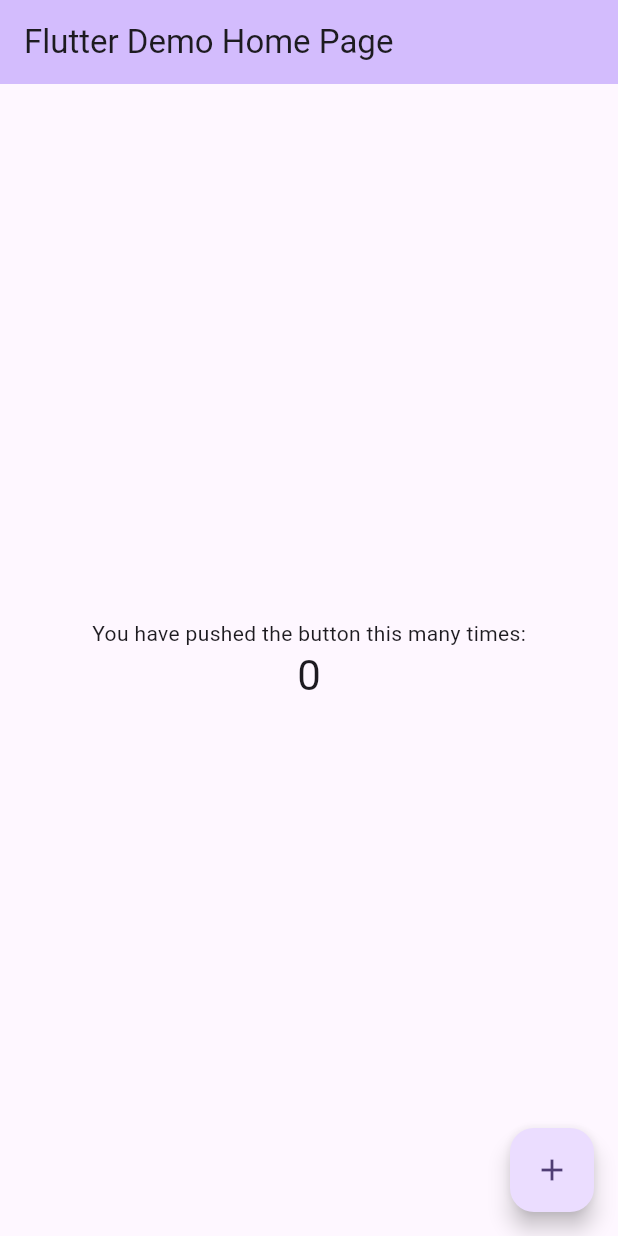
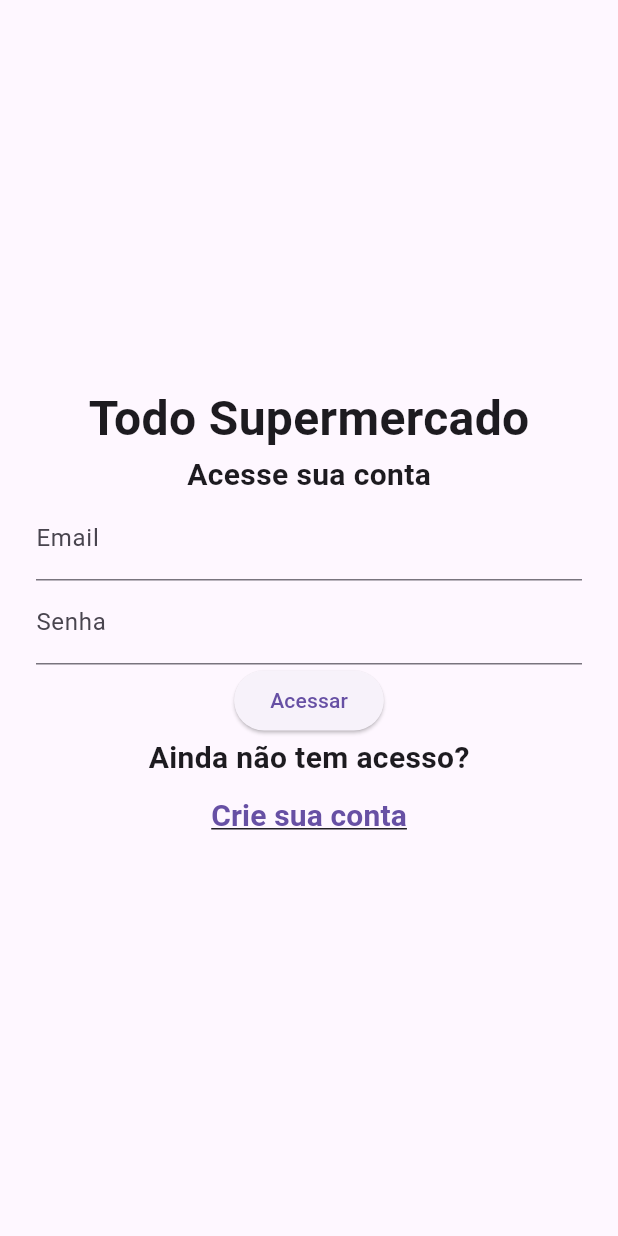
Before and after one commit to fasandrad/todo, a Flutter app: the screen it shows after launch, on a phone screen of 412 x 824 dp. Run offline on Flutter 3.47's test engine with Material 3 defaults, Android fonts, the phone set to English and light mode, and no system bars.

Commit message:
UI login_screen.dart

```diff
--- a/lib/main.dart
+++ b/lib/main.dart
@@ -1,125 +1,9 @@
 import 'package:flutter/material.dart';
+import 'package:todo/screens/login_screen.dart';
 
 void main() {
-  runApp(const MyApp());
+  runApp(MaterialApp(
+    debugShowCheckedModeBanner: false,
+    home: LoginScreen(),
+  ));
 }
-
-class MyApp extends StatelessWidget {
-  const MyApp({super.key});
-
-  // This widget is the root of your application.
-  @override
-  Widget build(BuildContext context) {
-    return MaterialApp(
-      title: 'Flutter Demo',
-      theme: ThemeData(
-        // This is the theme of your application.
-        //
-        // TRY THIS: Try running your application with "flutter run". You'll see
-        // the application has a purple toolbar. Then, without quitting the app,
-        // try changing the seedColor in the colorScheme below to Colors.green
-        // and then invoke "hot reload" (save your changes or press the "hot
-        // reload" button in a Flutter-supported IDE, or press "r" if you used
-        // the command line to start the app).
-        //
-        // Notice that the counter didn't reset back to zero; the application
-        // state is not lost during the reload. To reset the state, use hot
-        // restart instead.
-        //
-        // This works for code too, not just values: Most code changes can be
-        // tested with just a hot reload.
-        colorScheme: ColorScheme.fromSeed(seedColor: Colors.deepPurple),
-        useMaterial3: true,
-      ),
-      home: const MyHomePage(title: 'Flutter Demo Home Page'),
-    );
-  }
-}
-
-class MyHomePage extends StatefulWidget {
-  const MyHomePage({super.key, required this.title});
-
-  // This widget is the home page of your application. It is stateful, meaning
-  // that it has a State object (defined below) that contains fields that affect
-  // how it looks.
-
-  // This class is the configuration for the state. It holds the values (in this
-  // case the title) provided by the parent (in this case the App widget) and
-  // used by the build method of the State. Fields in a Widget subclass are
-  // always marked "final".
-
-  final String title;
-
-  @override
-  State<MyHomePage> createState() => _MyHomePageState();
-}
-
-class _MyHomePageState extends State<MyHomePage> {
-  int _counter = 0;
-
-  void _incrementCounter() {
-    setState(() {
-      // This call to setState tells the Flutter framework that something has
-      // changed in this State, which causes it to rerun the build method below
-      // so that the display can reflect the updated values. If we changed
-      // _counter without calling setState(), then the build method would not be
-      // called again, and so nothing would appear to happen.
-      _counter++;
-    });
-  }
-
-  @override
-  Widget build(BuildContext context) {
-    // This method is rerun every time setState is called, for instance as done
-    // by the _incrementCounter method above.
-    //
-    // The Flutter framework has been optimized to make rerunning build methods
-    // fast, so that you can just rebuild anything that needs updating rather
-    // than having to individually change instances of widgets.
-    return Scaffold(
-      appBar: AppBar(
-        // TRY THIS: Try changing the color here to a specific color (to
-        // Colors.amber, perhaps?) and trigger a hot reload to see the AppBar
-        // change color while the other colors stay the same.
-        backgroundColor: Theme.of(context).colorScheme.inversePrimary,
-        // Here we take the value from the MyHomePage object that was created by
-        // the App.build method, and use it to set our appbar title.
-        title: Text(widget.title),
-      ),
-      body: Center(
-        // Center is a layout widget. It takes a single child and positions it
-        // in the middle of the parent.
-        child: Column(
-          // Column is also a layout widget. It takes a list of children and
-          // arranges them vertically. By default, it sizes itself to fit its
-          // children horizontally, and tries to be as tall as its parent.
-          //
-          // Column has various properties to control how it sizes itself and
-          // how it positions its children. Here we use mainAxisAlignment to
-          // center the children vertically; the main axis here is the vertical
-          // axis because Columns are vertical (the cross axis would be
-          // horizontal).
-          //
-          // TRY THIS: Invoke "debug painting" (choose the "Toggle Debug Paint"
-          // action in the IDE, or press "p" in the console), to see the
-          // wireframe for each widget.
-          mainAxisAlignment: MainAxisAlignment.center,
-          children: <Widget>[
-            const Text(
-              'You have pushed the button this many times:',
-            ),
-            Text(
-              '$_counter',
-              style: Theme.of(context).textTheme.headlineMedium,
-            ),
-          ],
-        ),
-      ),
-      floatingActionButton: FloatingActionButton(
-        onPressed: _incrementCounter,
-        tooltip: 'Increment',
-        child: const Icon(Icons.add),
-      ), // This trailing comma makes auto-formatting nicer for build methods.
-    );
-  }
-}
--- /dev/null
+++ b/lib/screens/login_screen.dart
@@ -0,0 +1,63 @@
+import 'package:flutter/cupertino.dart';
+import 'package:flutter/material.dart';
+import 'package:todo/screens/signup_screen.dart';
+class LoginScreen extends StatefulWidget {
+  const LoginScreen({Key? key}) : super(key: key);
+
+  @override
+  State<LoginScreen> createState() => _LoginScreenState();
+}
+
+class _LoginScreenState extends State<LoginScreen> {
+
+  TextEditingController emailController = TextEditingController();
+  TextEditingController passwordController = TextEditingController();
+
+  @override
+  Widget build(BuildContext context) {
+    return Scaffold(
+      body: SafeArea(
+        child: Padding(
+          padding: const EdgeInsets.symmetric(horizontal: 24),
+          child: Column(
+            mainAxisAlignment: MainAxisAlignment.center,
+            children: [
+              Text("Todo Supermercado", style: TextStyle(fontSize: 32, fontWeight: FontWeight.bold),),
+              Text("Acesse sua conta", style: TextStyle(fontSize: 20, fontWeight: FontWeight.bold),),
+              TextField(
+                controller: emailController,
+                keyboardType: TextInputType.emailAddress,
+                textInputAction: TextInputAction.next,
+                decoration: InputDecoration(
+                  labelText: "Email",
+                ),
+              ),
+              TextField(
+                controller: passwordController,
+                obscureText: true,
+                decoration: InputDecoration(
+                  labelText: "Senha",
+                ),
+              ),
+              ElevatedButton(
+                  onPressed: (){
+                    debugPrint("Email: ${emailController.text}, Senha: ${passwordController.text}");
+                  },
+                  child: Text("Acessar")
+              ),
+              Text("Ainda não tem acesso?", style: TextStyle(fontSize: 20, fontWeight: FontWeight.bold),),
+              TextButton(
+                  onPressed: (){
+                    Navigator.of(context).push(
+                      MaterialPageRoute(builder: (context) => SignupScreen())
+                    );
+                  },
+                  child: Text("Crie sua conta", style: TextStyle(fontSize: 20, fontWeight: FontWeight.bold, decoration: TextDecoration.underline),),
+              ),
+            ],
+          ),
+        ),
+      )
+    );
+  }
+}
--- a/pubspec.yaml
+++ b/pubspec.yaml
@@ -35,6 +35,8 @@ dependencies:
   # The following adds the Cupertino Icons font to your application.
   # Use with the CupertinoIcons class for iOS style icons.
   cupertino_icons: ^1.0.6
+  google_fonts: ^6.1.0
+
 
 dev_dependencies:
   flutter_test:
```
Also changed, not shown: lib/screens/signup_screen.dart (added, +21 -0 lines), pubspec.lock, 2 other files.
